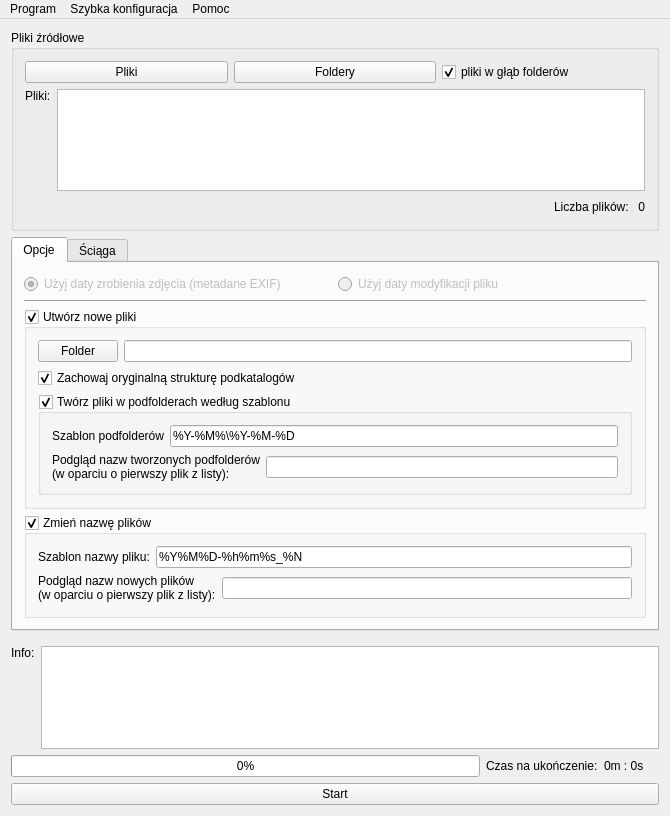
Qt form PhotoDateOrganizer/MainWindow.ui (killdaclick/photodateorganizer) before a commit.
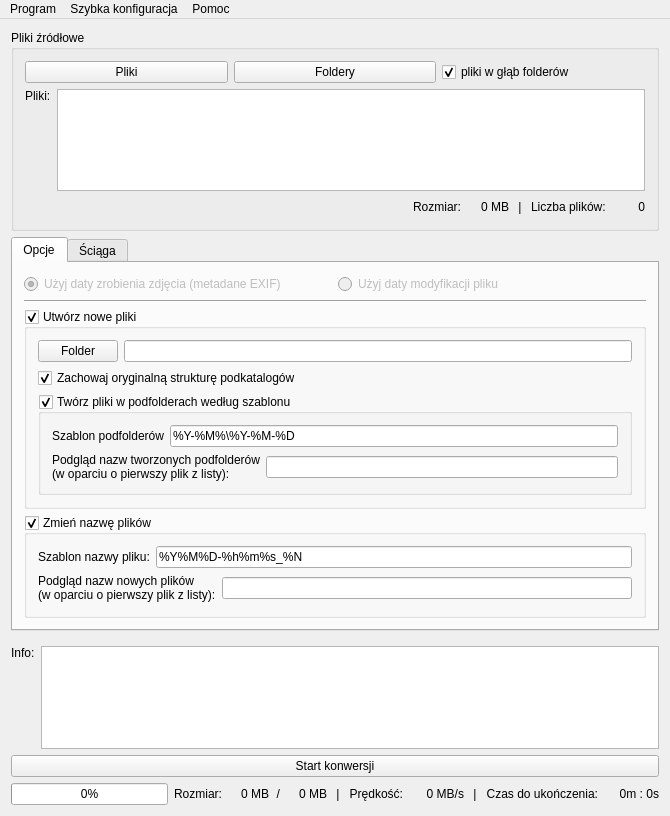
The same form after that commit. Icons and pictures are not drawn.

```diff
--- a/PhotoDateOrganizer/MainWindow.ui
+++ b/PhotoDateOrganizer/MainWindow.ui
@@ -202,6 +202,45 @@
            </property>
           </spacer>
          </item>
+         <item>
+          <widget class="QLabel" name="label_7">
+           <property name="toolTip">
+            <string>Rozmiar wybranych plików</string>
+           </property>
+           <property name="text">
+            <string>Rozmiar:</string>
+           </property>
+           <property name="alignment">
+            <set>Qt::AlignRight|Qt::AlignTrailing|Qt::AlignVCenter</set>
+           </property>
+          </widget>
+         </item>
+         <item>
+          <widget class="QLabel" name="filesSize">
+           <property name="minimumSize">
+            <size>
+             <width>42</width>
+             <height>0</height>
+            </size>
+           </property>
+           <property name="toolTip">
+            <string>Rozmiar wybranych plików</string>
+           </property>
+           <property name="text">
+            <string>0 MB</string>
+           </property>
+           <property name="alignment">
+            <set>Qt::AlignRight|Qt::AlignTrailing|Qt::AlignVCenter</set>
+           </property>
+          </widget>
+         </item>
+         <item>
+          <widget class="QLabel" name="label_13">
+           <property name="text">
+            <string> | </string>
+           </property>
+          </widget>
+         </item>
          <item>
           <widget class="QLabel" name="label_9">
            <property name="toolTip">
@@ -217,6 +256,12 @@
          </item>
          <item>
           <widget class="QLabel" name="filesCnt">
+           <property name="minimumSize">
+            <size>
+             <width>30</width>
+             <height>0</height>
+            </size>
+           </property>
            <property name="toolTip">
             <string>Liczba wybranych plików</string>
            </property>
@@ -693,6 +738,33 @@
       </item>
      </layout>
     </item>
+    <item>
+     <layout class="QHBoxLayout" name="horizontalLayout_13">
+      <property name="topMargin">
+       <number>0</number>
+      </property>
+      <item>
+       <widget class="QPushButton" name="startBtn">
+        <property name="toolTip">
+         <string>Uruchomienie konwersji</string>
+        </property>
+        <property name="text">
+         <string>Start konwersji</string>
+        </property>
+        <property name="icon">
+         <iconset resource="resource.qrc">
+          <normaloff>:/icons/rubber/icons/rubber-icons/burn_badge.ico</normaloff>:/icons/rubber/icons/rubber-icons/burn_badge.ico</iconset>
+        </property>
+        <property name="iconSize">
+         <size>
+          <width>32</width>
+          <height>32</height>
+         </size>
+        </property>
+       </widget>
+      </item>
+     </layout>
+    </item>
     <item>
      <layout class="QHBoxLayout" name="horizontalLayout_12">
       <property name="topMargin">
@@ -717,13 +789,117 @@
         </property>
        </widget>
       </item>
+      <item>
+       <widget class="QLabel" name="label_15">
+        <property name="toolTip">
+         <string>Przetworzony rozmiar plików wynikowych</string>
+        </property>
+        <property name="text">
+         <string>Rozmiar:</string>
+        </property>
+        <property name="alignment">
+         <set>Qt::AlignRight|Qt::AlignTrailing|Qt::AlignVCenter</set>
+        </property>
+       </widget>
+      </item>
+      <item>
+       <widget class="QLabel" name="sizeToFinish">
+        <property name="minimumSize">
+         <size>
+          <width>41</width>
+          <height>0</height>
+         </size>
+        </property>
+        <property name="toolTip">
+         <string>Przetworzony rozmiar plików wynikowych</string>
+        </property>
+        <property name="text">
+         <string>0 MB</string>
+        </property>
+        <property name="alignment">
+         <set>Qt::AlignRight|Qt::AlignTrailing|Qt::AlignVCenter</set>
+        </property>
+       </widget>
+      </item>
+      <item>
+       <widget class="QLabel" name="label_17">
+        <property name="text">
+         <string>/</string>
+        </property>
+        <property name="alignment">
+         <set>Qt::AlignRight|Qt::AlignTrailing|Qt::AlignVCenter</set>
+        </property>
+       </widget>
+      </item>
+      <item>
+       <widget class="QLabel" name="totalSize">
+        <property name="minimumSize">
+         <size>
+          <width>41</width>
+          <height>0</height>
+         </size>
+        </property>
+        <property name="toolTip">
+         <string>Całkowity rozmiar plików wynikowych</string>
+        </property>
+        <property name="text">
+         <string>0 MB</string>
+        </property>
+        <property name="alignment">
+         <set>Qt::AlignRight|Qt::AlignTrailing|Qt::AlignVCenter</set>
+        </property>
+       </widget>
+      </item>
+      <item>
+       <widget class="QLabel" name="label_14">
+        <property name="text">
+         <string> | </string>
+        </property>
+       </widget>
+      </item>
+      <item>
+       <widget class="QLabel" name="label_16">
+        <property name="text">
+         <string>Prędkość:</string>
+        </property>
+        <property name="alignment">
+         <set>Qt::AlignRight|Qt::AlignTrailing|Qt::AlignVCenter</set>
+        </property>
+       </widget>
+      </item>
+      <item>
+       <widget class="QLabel" name="label_19">
+        <property name="minimumSize">
+         <size>
+          <width>55</width>
+          <height>0</height>
+         </size>
+        </property>
+        <property name="text">
+         <string>0 MB/s</string>
+        </property>
+        <property name="alignment">
+         <set>Qt::AlignRight|Qt::AlignTrailing|Qt::AlignVCenter</set>
+        </property>
+       </widget>
+      </item>
+      <item>
+       <widget class="QLabel" name="label_18">
+        <property name="text">
+         <string> | </string>
+        </property>
+       </widget>
+      </item>
       <item>
        <widget class="QLabel" name="label_2">
         <property name="toolTip">
          <string>Przewidywany czas na ukończenie operacji konwersji</string>
         </property>
         <property name="text">
-         <string>Czas na ukończenie:</string>
+         <string>Czas do ukończenia:</string>
+        </property>
+        <property name="alignment">
+         <set>Qt::AlignRight|Qt::AlignTrailing|Qt::AlignVCenter</set>
         </property>
        </widget>
       </item>
@@ -741,30 +917,13 @@
         <property name="text">
          <string>0m : 0s</string>
         </property>
+        <property name="alignment">
+         <set>Qt::AlignRight|Qt::AlignTrailing|Qt::AlignVCenter</set>
+        </property>
        </widget>
       </item>
      </layout>
     </item>
-    <item>
-     <widget class="QPushButton" name="startBtn">
-      <property name="toolTip">
-       <string>Uruchomienie konwersji</string>
-      </property>
-      <property name="text">
-       <string>Start</string>
-      </property>
-      <property name="icon">
-       <iconset resource="resource.qrc">
-        <normaloff>:/icons/rubber/icons/rubber-icons/burn_badge.ico</normaloff>:/icons/rubber/icons/rubber-icons/burn_badge.ico</iconset>
-      </property>
-      <property name="iconSize">
-       <size>
-        <width>32</width>
-        <height>32</height>
-       </size>
-      </property>
-     </widget>
-    </item>
    </layout>
   </widget>
   <widget class="QMenuBar" name="menuBar">
```
Left out of the diff: 28 changed lines with no effect on the pictures.
